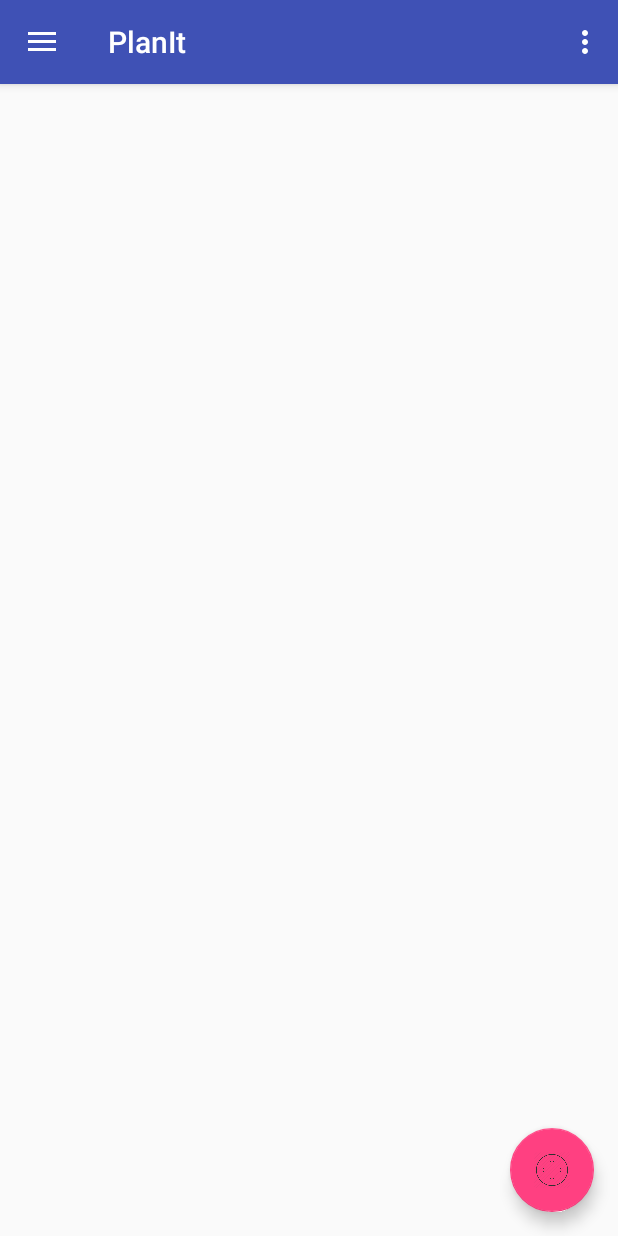
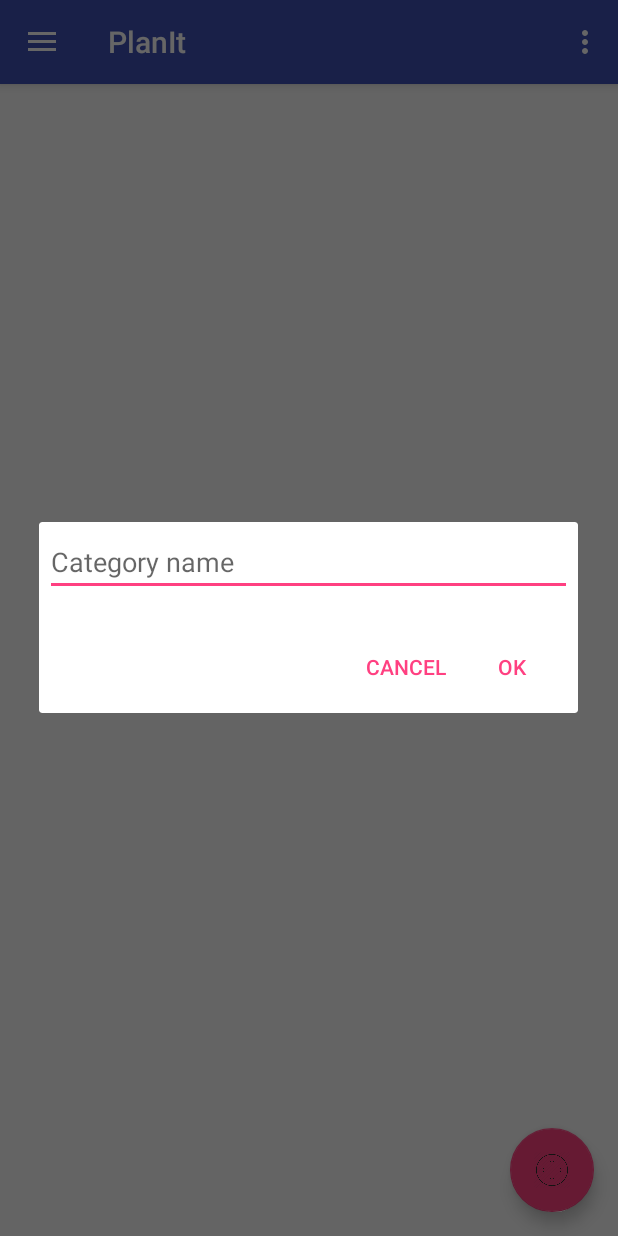
Before and after one commit to sinha08/PlanIt, an Android app: the screen it shows after launch (HomeActivity), after a tap on an icon or button, on a phone screen of 412 x 824 dp. Run offline under Robolectric (Android 15) with nearby library versions, the phone set to English and light mode, and no system bars; our stand-ins replace Room's generated code, RxJava; libraries missing offline, so code that uses them is left out: android.arch.persistence.

```diff
--- a/app/src/main/java/planit/sinha/ankur/com/planit/data/CategoryDataSource.java
+++ b/app/src/main/java/planit/sinha/ankur/com/planit/data/CategoryDataSource.java
@@ -24,5 +24,7 @@ public interface CategoryDataSource {
 
     void saveCategories(Category category);
 
+    void deleteCategory(Category category);
+
     LiveData<Category> getCategoryById(int id);
 }
--- a/app/src/main/java/planit/sinha/ankur/com/planit/data/CategoryRepository.java
+++ b/app/src/main/java/planit/sinha/ankur/com/planit/data/CategoryRepository.java
@@ -69,4 +69,9 @@ public class CategoryRepository implements CategoryDataSource {
     public LiveData<Category> getCategoryById(int id) {
         return mLocalSource.getCategoryById(id);
     }
+
+    @Override
+    public void deleteCategory(Category category) {
+        mLocalSource.deleteCategory(category);
+    }
 }
--- a/app/src/main/java/planit/sinha/ankur/com/planit/data/local/db/CategoryDao.java
+++ b/app/src/main/java/planit/sinha/ankur/com/planit/data/local/db/CategoryDao.java
@@ -20,6 +20,9 @@ public interface CategoryDao {
     @Delete
     void delete(Category category);
 
+    @Query("DELETE FROM category WHERE text = :name")
+    void delete(String name);
+
     @Insert(onConflict = OnConflictStrategy.REPLACE)
     void insert(Category category);
 
--- a/app/src/main/java/planit/sinha/ankur/com/planit/data/local/db/CategoryLocalSource.java
+++ b/app/src/main/java/planit/sinha/ankur/com/planit/data/local/db/CategoryLocalSource.java
@@ -89,11 +89,11 @@ public class CategoryLocalSource implements CategoryDataSource{
         mAppExecutors.diskIO().execute(deleteRunnable);
     }
 
-    public void deleteCategory(@NonNull final String categoryId) {
+    public void deleteCategory(@NonNull final Category category) {
         Runnable deleteRunnable = new Runnable() {
             @Override
             public void run() {
-
+                mCategoryDao.delete(category.getText());
             }
         };
 
--- a/app/src/main/java/planit/sinha/ankur/com/planit/data/model/db/Category.java
+++ b/app/src/main/java/planit/sinha/ankur/com/planit/data/model/db/Category.java
@@ -36,4 +36,8 @@ public class Category {
         this.id = id;
         this.text = text;
     }
+
+    public Category(String text) {
+        this.text = text;
+    }
 }
--- a/app/src/main/java/planit/sinha/ankur/com/planit/ui/main/CategoryAdapter.java
+++ b/app/src/main/java/planit/sinha/ankur/com/planit/ui/main/CategoryAdapter.java
@@ -64,7 +64,8 @@ public class CategoryAdapter  extends RecyclerView.Adapter<CategoryAdapter.ViewH
             @Override
             public boolean onLongClick(View view) {
                 holder.selectIcon.setVisibility(View.VISIBLE);
-                mActivity.setFabToDelete(true);
+                Category category = new Category(holder.myTextView.getText().toString());
+                mActivity.setFabToDelete(true, category);
                 return true;
             }
         });
--- a/app/src/main/java/planit/sinha/ankur/com/planit/ui/main/HomeActivity.java
+++ b/app/src/main/java/planit/sinha/ankur/com/planit/ui/main/HomeActivity.java
@@ -2,12 +2,15 @@ package planit.sinha.ankur.com.planit.ui.main;
 
 import android.arch.lifecycle.Observer;
 import android.arch.lifecycle.ViewModelProviders;
+import android.content.DialogInterface;
 import android.os.Bundle;
 import android.support.annotation.Nullable;
 import android.support.design.widget.FloatingActionButton;
 import android.support.design.widget.Snackbar;
+import android.support.v7.app.AlertDialog;
 import android.support.v7.widget.GridLayoutManager;
 import android.support.v7.widget.RecyclerView;
+import android.view.LayoutInflater;
 import android.view.View;
 import android.support.design.widget.NavigationView;
 import android.support.v4.view.GravityCompat;
@@ -17,6 +20,7 @@ import android.support.v7.app.AppCompatActivity;
 import android.support.v7.widget.Toolbar;
 import android.view.Menu;
 import android.view.MenuItem;
+import android.widget.EditText;
 import android.widget.TextView;
 import android.widget.Toast;
 
@@ -47,14 +51,11 @@ public class HomeActivity extends AppCompatActivity
                 .get(HomeViewModel.class);
 
         FloatingActionButton fab = (FloatingActionButton) findViewById(R.id.fab);
-        setFabToDelete(false);
+        setFabToDelete(false, null);
         fab.setOnClickListener(new View.OnClickListener() {
             @Override
             public void onClick(View view) {
-//                for (int i=0;i<2;i++) {
-//                    model.saveCategory(i,i+"_ideas");
-//                }
-                Toast.makeText(getApplicationContext(),"added category",Toast.LENGTH_SHORT).show();
+                createAddCategoryDialog();
             }
         });
 
@@ -76,7 +77,7 @@ public class HomeActivity extends AppCompatActivity
         recyclerView.setAdapter(adapter);
     }
 
-    public void setFabToDelete(boolean set) {
+    public void setFabToDelete(boolean set, Category category) {
         FloatingActionButton fab = (FloatingActionButton) findViewById(R.id.fab);
         if (set) {
             fab.setImageResource(R.drawable.ic_delete_black);
@@ -84,9 +85,10 @@ public class HomeActivity extends AppCompatActivity
             fab.setOnClickListener(new View.OnClickListener() {
                 @Override
                 public void onClick(View view) {
+                    model.deleteCategory(category);
                     Toast.makeText(getApplicationContext(),"deleting category",Toast.LENGTH_SHORT).show();
-                    adapter.notifyDataSetChanged();//TODO change it as per delete
-                    setFabToDelete(false);
+                    model.getListOfCategories();
+                    setFabToDelete(false, null);
                 }
             });
         } else {
@@ -95,13 +97,38 @@ public class HomeActivity extends AppCompatActivity
             fab.setOnClickListener(new View.OnClickListener() {
                 @Override
                 public void onClick(View view) {
-//                for (int i=0;i<2;i++) {
-//                    model.saveCategory(i,i+"_ideas");
-//                }
-                    Toast.makeText(getApplicationContext(),"added category",Toast.LENGTH_SHORT).show();
+                    createAddCategoryDialog();
                 }
             });
         }
+    }
+
+    private void createAddCategoryDialog() {
+        AlertDialog.Builder builder = new AlertDialog.Builder(this);
+        // Get the layout inflater
+        LayoutInflater inflater = getLayoutInflater();
+        final View view = inflater.inflate(R.layout.add_category_dialog, null);
+
+        // Inflate and set the layout for the dialog
+        // Pass null as the parent view because its going in the dialog layout
+        builder.setView(view)
+                // Add action buttons
+                .setPositiveButton("Ok", new DialogInterface.OnClickListener() {
+                    @Override
+                    public void onClick(DialogInterface dialog, int id) {
+                        EditText text = view.findViewById(R.id.cat_name);
+                        model.saveCategory(text.getText().toString());
+                        model.getListOfCategories();
+                        Toast.makeText(getApplicationContext(),"added category",Toast.LENGTH_SHORT).show();
+                    }
+                })
+                .setNegativeButton("Cancel", new DialogInterface.OnClickListener() {
+                    public void onClick(DialogInterface dialog, int id) {
+
+                    }
+                });
+        AlertDialog dialog = builder.create();
+        dialog.show();
     }
 
     private void subscribeToModel(final HomeViewModel model) {
--- /dev/null
+++ b/app/src/main/res/layout/add_category_dialog.xml
@@ -0,0 +1,17 @@
+<?xml version="1.0" encoding="utf-8"?>
+<LinearLayout xmlns:android="http://schemas.android.com/apk/res/android"
+    android:orientation="vertical"
+    android:layout_width="wrap_content"
+    android:layout_height="wrap_content">
+
+    <EditText
+        android:id="@+id/cat_name"
+        android:layout_width="match_parent"
+        android:layout_height="wrap_content"
+        android:layout_marginTop="4dp"
+        android:layout_marginLeft="4dp"
+        android:layout_marginRight="4dp"
+        android:layout_marginBottom="16dp"
+        android:fontFamily="sans-serif"
+        android:hint="Category name"/>
+</LinearLayout>
```
Also changed, not shown: app/src/main/java/planit/sinha/ankur/com/planit/ui/main/HomeViewModel.java (+6 -2 lines).
